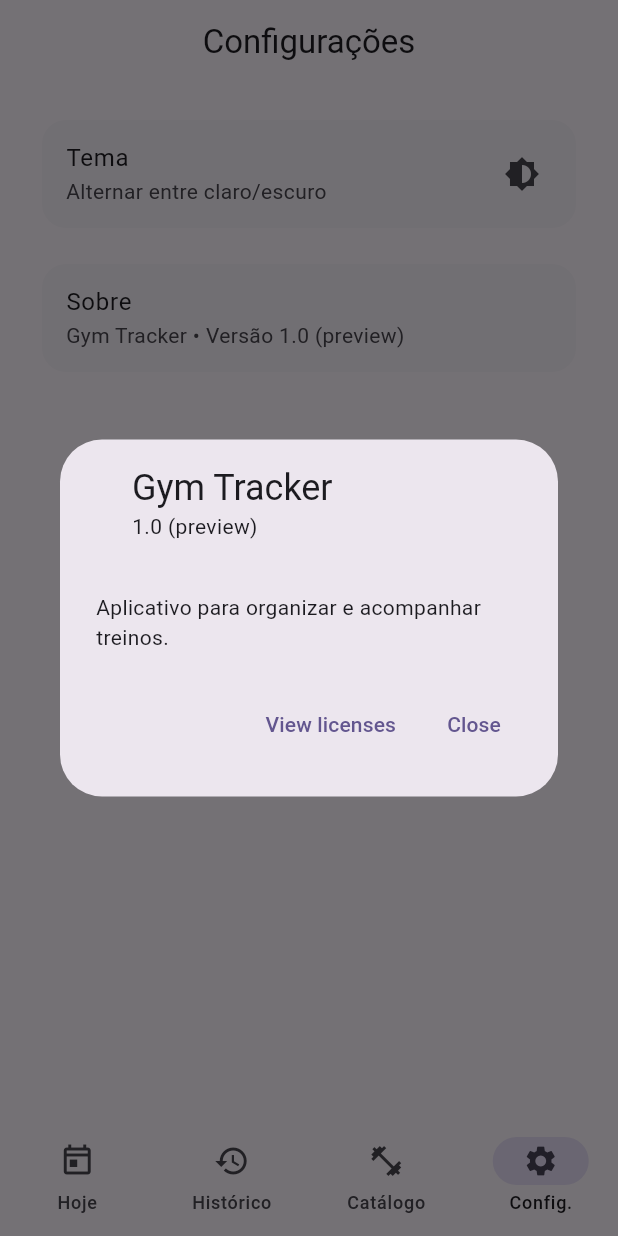
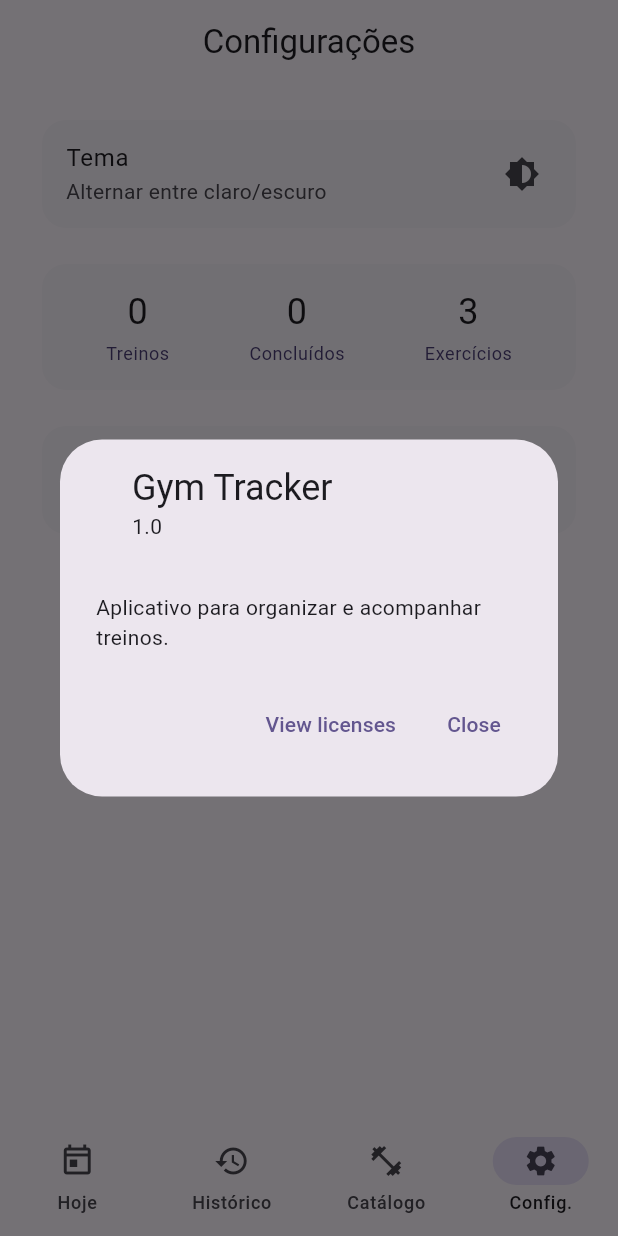
Before and after one commit to josevilanir/gym_tracker, a Flutter app: the SettingsPage screen opened by its route, after a tap on "Sobre", on a phone screen of 412 x 824 dp. Run offline on Flutter 3.47's test engine with Material 3 defaults, Android fonts, the phone set to English and light mode, and no system bars; our stand-ins replace drift, drift_sqflite, flutter_riverpod, go_router; accounts and stored records are empty; generated files the repository leaves out were written again.

Commit message:
feat(settings): adiciona resumo de estatísticas e mantém alternância de tema

```diff
--- a/lib/features/settings/pages/settings_page.dart
+++ b/lib/features/settings/pages/settings_page.dart
@@ -2,9 +2,20 @@
 import 'package:flutter/material.dart';
 import 'package:flutter_riverpod/flutter_riverpod.dart';
 import '../../../app.dart';
+import '../../workout/controllers/providers.dart';
+import '../../../data/db/app_database.dart';
 
 class SettingsPage extends ConsumerWidget {
   const SettingsPage({super.key});
+
+  Future<({int total, int done, int exercises})> _loadStats(WidgetRef ref) async {
+    final repo = ref.read(workoutRepoProvider);
+    final workouts = await repo.listWorkouts(); // todos (ativos + concluídos)
+    final total = workouts.length;
+    final done = workouts.where((w) => w.done == true).length;
+    final ex = await repo.allExercises();
+    return (total: total, done: done, exercises: ex.length);
+  }
 
   @override
   Widget build(BuildContext context, WidgetRef ref) {
@@ -22,20 +33,38 @@ class SettingsPage extends ConsumerWidget {
             ),
           ),
           const SizedBox(height: 8),
+          FutureBuilder<({int total, int done, int exercises})>(
+            future: _loadStats(ref),
+            builder: (context, snap) {
+              final stats = snap.data;
+              return Card(
+                child: Padding(
+                  padding: const EdgeInsets.all(16),
+                  child: snap.connectionState == ConnectionState.waiting
+                      ? const Center(child: CircularProgressIndicator())
+                      : Row(
+                          mainAxisAlignment: MainAxisAlignment.spaceAround,
+                          children: [
+                            _Stat(label: 'Treinos', value: stats?.total ?? 0),
+                            _Stat(label: 'Concluídos', value: stats?.done ?? 0),
+                            _Stat(label: 'Exercícios', value: stats?.exercises ?? 0),
+                          ],
+                        ),
+                ),
+              );
+            },
+          ),
+          const SizedBox(height: 8),
           Card(
             child: ListTile(
               title: const Text('Sobre'),
-              subtitle: const Text('Gym Tracker • Versão 1.0 (preview)'),
-              onTap: () {
-                showAboutDialog(
-                  context: context,
-                  applicationName: 'Gym Tracker',
-                  applicationVersion: '1.0 (preview)',
-                  children: const [
-                    Text('Aplicativo para organizar e acompanhar treinos.'),
-                  ],
-                );
-              },
+              subtitle: const Text('Gym Tracker • Versão 1.0'),
+              onTap: () => showAboutDialog(
+                context: context,
+                applicationName: 'Gym Tracker',
+                applicationVersion: '1.0',
+                children: const [Text('Aplicativo para organizar e acompanhar treinos.')],
+              ),
             ),
           ),
         ],
@@ -43,3 +72,22 @@ class SettingsPage extends ConsumerWidget {
     );
   }
 }
+
+class _Stat extends StatelessWidget {
+  final String label;
+  final int value;
+  const _Stat({required this.label, required this.value});
+
+  @override
+  Widget build(BuildContext context) {
+    final on = Theme.of(context).colorScheme.onPrimaryContainer;
+    return Column(
+      mainAxisSize: MainAxisSize.min,
+      children: [
+        Text('$value', style: Theme.of(context).textTheme.headlineSmall),
+        const SizedBox(height: 4),
+        Text(label, style: Theme.of(context).textTheme.bodySmall?.copyWith(color: on)),
+      ],
+    );
+  }
+}
```
